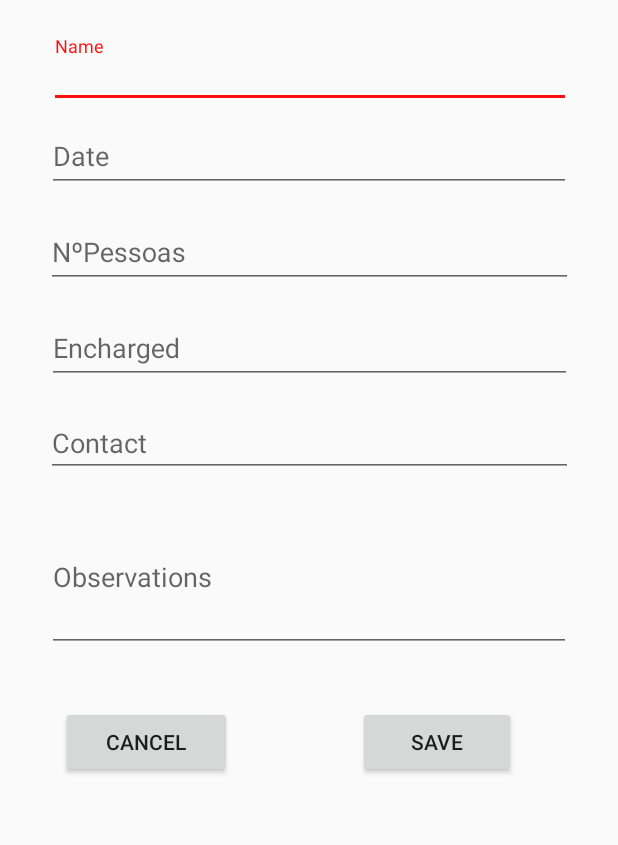
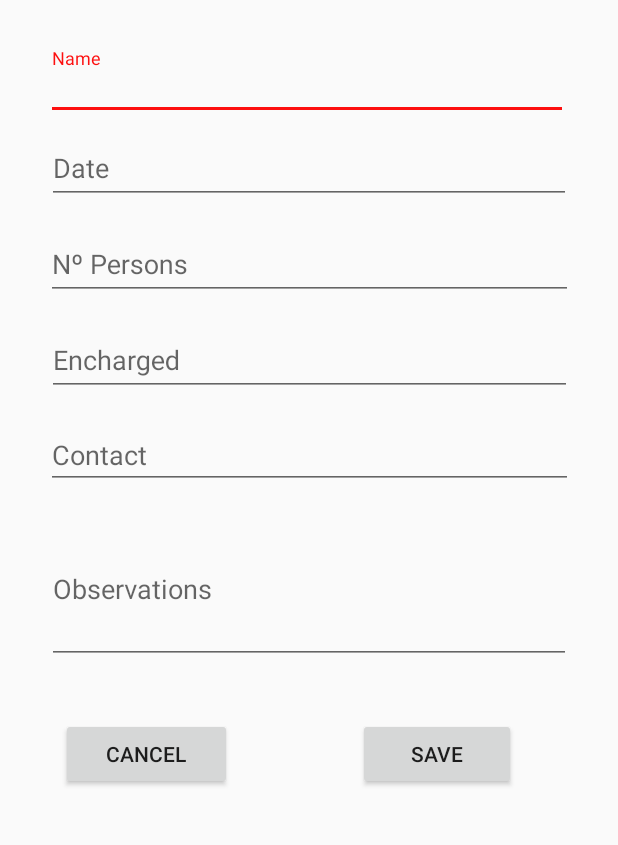
Before and after one commit to miguelpereira25/AppHotel, an Android app: the AddEventos screen opened directly, with no data from a screen before it, on a phone screen of 412 x 824 dp, the part 246-1091 px from its top. Run offline under Robolectric (Android 15) with nearby library versions, the phone set to English and light mode, and no system bars.

Commit message:
changed marginStart from 8dp To @dimen/margem padrao

```diff
--- a/app/src/main/java/pt/ipg/apphotel/AddEventos.java
+++ b/app/src/main/java/pt/ipg/apphotel/AddEventos.java
@@ -21,7 +21,7 @@ public class AddEventos extends AppCompatActivity {
             @Override
             public void onClick(View v) {
                 finish();
-               Toast.makeText(AddEventos.this,"Operação Cancelada",Toast.LENGTH_LONG).show();
+               Toast.makeText(AddEventos.this,getString(R.string.CancelOPP),Toast.LENGTH_LONG).show();
             }
         }) ;
 
@@ -71,7 +71,7 @@ public class AddEventos extends AppCompatActivity {
                 String Observations = editTextObs.getText().toString();
 
                 finish();
-                Toast.makeText(AddEventos.this,"Dados Guardados",Toast.LENGTH_LONG).show();
+                Toast.makeText(AddEventos.this,getString(R.string.ToastSave),Toast.LENGTH_LONG).show();
 
             }
         });
--- a/app/src/main/res/layout/activity_add_eventos.xml
+++ b/app/src/main/res/layout/activity_add_eventos.xml
@@ -10,11 +10,11 @@
         android:id="@+id/textInputLayout"
         android:layout_width="348dp"
         android:layout_height="48dp"
-        android:layout_marginStart="8dp"
-        android:layout_marginTop="132dp"
+        android:layout_marginStart="@dimen/margem_padrao"
+        android:layout_marginTop="140dp"
         android:layout_marginEnd="8dp"
         app:layout_constraintEnd_toEndOf="parent"
-        app:layout_constraintHorizontal_bias="0.51"
+        app:layout_constraintHorizontal_bias="0.468"
         app:layout_constraintStart_toStartOf="parent"
         app:layout_constraintTop_toTopOf="parent">
 
@@ -31,7 +31,7 @@
         android:id="@+id/textInputLayout2"
         android:layout_width="349dp"
         android:layout_height="wrap_content"
-        android:layout_marginStart="8dp"
+        android:layout_marginStart="@dimen/margem_padrao"
         android:layout_marginEnd="8dp"
         app:layout_constraintEnd_toEndOf="parent"
         app:layout_constraintStart_toStartOf="parent"
@@ -50,7 +50,7 @@
         android:id="@+id/textInputLayout3"
         android:layout_width="351dp"
         android:layout_height="wrap_content"
-        android:layout_marginStart="8dp"
+        android:layout_marginStart="@dimen/margem_padrao"
         android:layout_marginTop="8dp"
         android:layout_marginEnd="8dp"
         app:layout_constraintEnd_toEndOf="parent"
@@ -70,7 +70,7 @@
         android:id="@+id/textInputLayout4"
         android:layout_width="350dp"
         android:layout_height="wrap_content"
-        android:layout_marginStart="8dp"
+        android:layout_marginStart="@dimen/margem_padrao"
         android:layout_marginTop="8dp"
         android:layout_marginEnd="8dp"
         app:layout_constraintEnd_toEndOf="parent"
@@ -89,7 +89,7 @@
         android:id="@+id/textInputLayout5"
         android:layout_width="351dp"
         android:layout_height="54dp"
-        android:layout_marginStart="8dp"
+        android:layout_marginStart="@dimen/margem_padrao"
         android:layout_marginTop="8dp"
         android:layout_marginEnd="8dp"
         app:layout_constraintEnd_toEndOf="parent"
@@ -108,7 +108,7 @@
         android:id="@+id/textInputLayout6"
         android:layout_width="349dp"
         android:layout_height="wrap_content"
-        android:layout_marginStart="8dp"
+        android:layout_marginStart="@dimen/margem_padrao"
         android:layout_marginTop="8dp"
         android:layout_marginEnd="8dp"
         app:layout_constraintEnd_toEndOf="parent"
--- a/app/src/main/res/values/dimens.xml
+++ b/app/src/main/res/values/dimens.xml
@@ -1,3 +1,4 @@
 <resources>
     <dimen name="fab_margin">16dp</dimen>
+    <dimen name="margem_padrao">8dp</dimen>
 </resources>
--- a/app/src/main/res/values/strings.xml
+++ b/app/src/main/res/values/strings.xml
@@ -16,10 +16,12 @@
     <string name="data_dd_mm_aaaa">Date(DD-MM-YYYY)</string>
     <string name="nome_do_evento">"Event "</string>
     <string name="name">Name</string>
-    <string name="N_persons">NºPessoas</string>
+    <string name="N_persons">Nº Persons</string>
     <string name="date">Date</string>
     <string name="encharged">Encharged</string>
     <string name="contact">Contact</string>
     <string name="observations">Observations</string>
     <string name="todo">TODO</string>
+    <string name="CancelOPP">Operation canceled</string>
+    <string name="ToastSave">Saved with Success</string>
 </resources>
```
Also changed, not shown: 1 other file.
